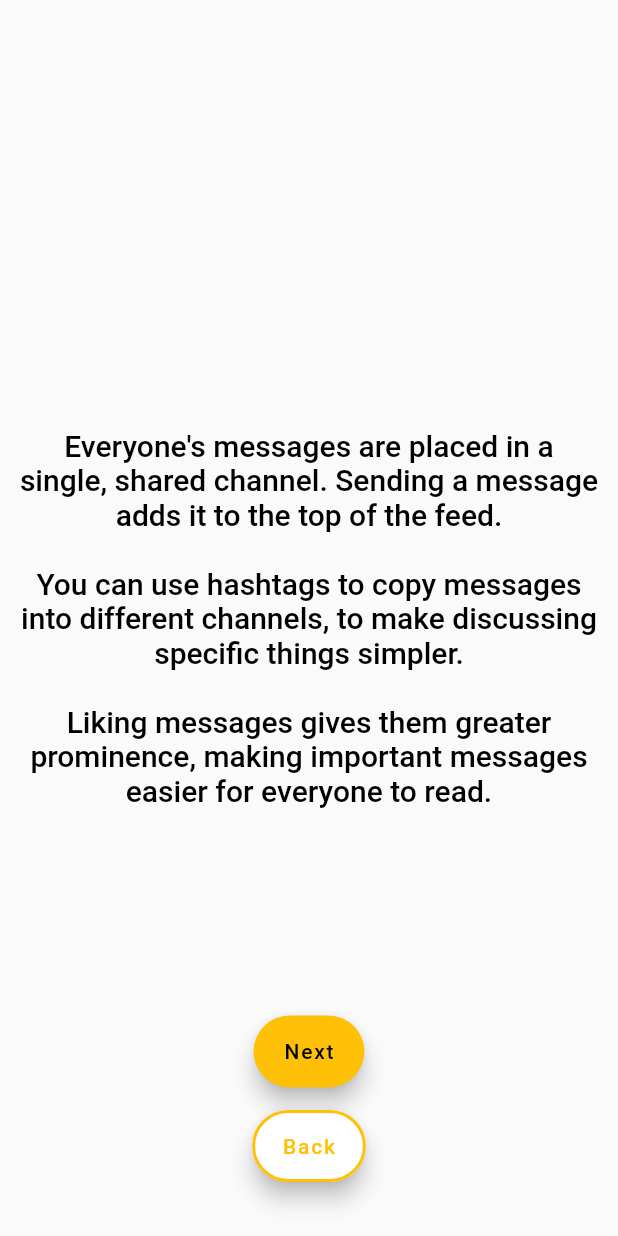
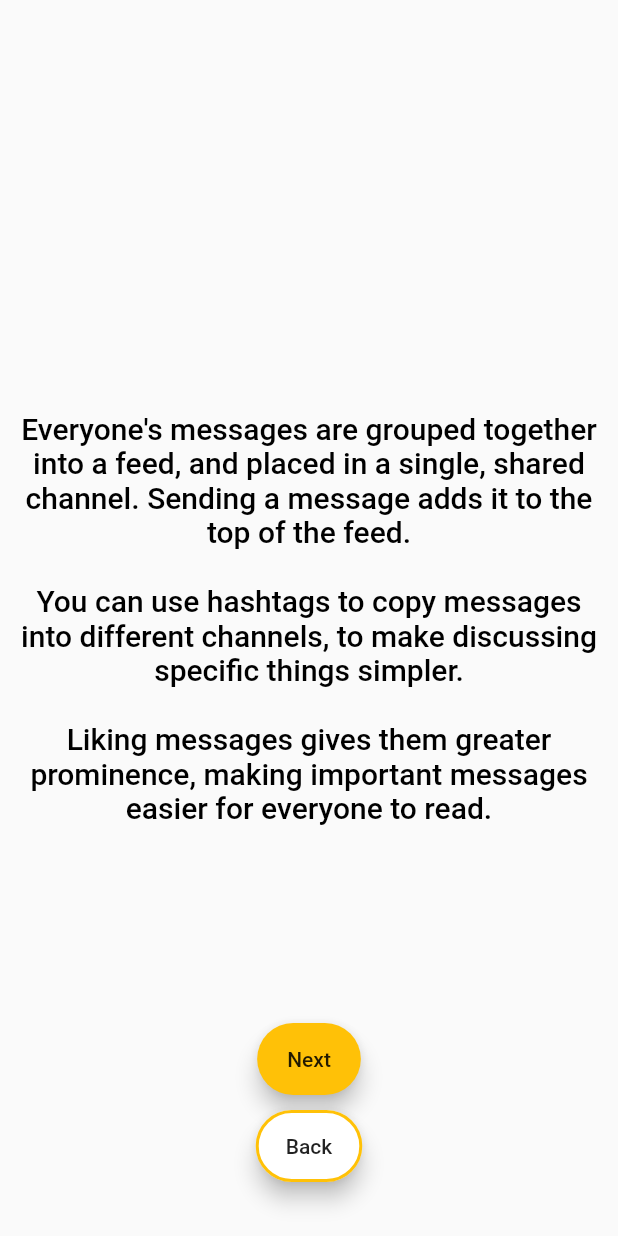
Before and after one commit to declan-davidson/flutter_scuttlebutt, a Flutter app: the screen it shows after launch, swiped to page 4, on a phone screen of 412 x 824 dp. Run offline on Flutter 3.47's test engine with Material 2 defaults, Android fonts, the phone set to English and light mode, and no system bars; our stand-ins replace page_transition, shared_preferences; missing offline and left inert: flutter_displaymode, flutter_muxrpc, flutter_sodium, qr_code_scanner, scuttlebutt_feed, time_elapsed.

Commit message:
Aesthetic changes, app display name updated

```diff
--- a/lib/join_gathering.dart
+++ b/lib/join_gathering.dart
@@ -85,7 +85,7 @@ class _JoinGatheringState extends State<JoinGathering>{
       floatingActionButton: Container(
         width: screenWidth - 30,
         child: FloatingActionButton.extended(
-          label: Text("Hover over a QR code invite\nto join the gathering", textAlign: TextAlign.center,),
+          label: Text("Hover over a QR code invite\nto join the gathering", textAlign: TextAlign.center, style: Theme.of(context).textTheme.labelLarge),
           onPressed: null,
         ),
       ),
@@ -121,7 +121,7 @@ class _JoinGatheringState extends State<JoinGathering>{
                     Container(
                       width: screenWidth - 30,
                       child: FloatingActionButton.extended(
-                        label: Text("Join gathering"),
+                        label: Text("Join gathering", style: Theme.of(context).textTheme.labelLarge),
                         onPressed: () async {
                           await addMessages();
                           widget.setStepCallback(2);
@@ -135,7 +135,7 @@ class _JoinGatheringState extends State<JoinGathering>{
                       child: FloatingActionButton.extended(
                         backgroundColor: Colors.white,
                         foregroundColor: Colors.amber,
-                        label: Text("Try again"),
+                        label: Text("Try again", style: Theme.of(context).textTheme.labelLarge),
                         onPressed: () {
                           qrViewController.resumeCamera();
                           Navigator.pop(context);
--- a/lib/main.dart
+++ b/lib/main.dart
@@ -18,7 +18,7 @@ class MyApp extends StatelessWidget {
       builder: (BuildContext context, AsyncSnapshot<bool> snapshot){
         if(snapshot.hasData){
           return MaterialApp(
-            title: 'Gather',
+            title: 'ToGather',
             theme: ThemeData(
               primarySwatch: Colors.amber,
             ),
@@ -26,7 +26,7 @@ class MyApp extends StatelessWidget {
             initialRoute: snapshot.data! ? "/tutorial" : "/homePage",
             routes: {
               '/homePage': (context) => const HomePage(),
-              '/tutorial': (context) => const Tutorial()
+              '/tutorial': (context) => Tutorial(Theme.of(context))
             },
           );
         }
--- a/lib/post_message_sheet.dart
+++ b/lib/post_message_sheet.dart
@@ -24,7 +24,7 @@ class _PostMessageSheetState extends State<PostMessageSheet>{
       width: screenWidth - 30,
       padding: EdgeInsets.only(left: 2),
       child: FloatingActionButton.extended(
-        label: Text("New message"),
+        label: Text("New message", style: Theme.of(context).textTheme.labelLarge,),
         onPressed: () => showModalBottomSheet(
           isScrollControlled: true,
           constraints: BoxConstraints(maxHeight: double.infinity, maxWidth: screenWidth - 30),
@@ -42,7 +42,7 @@ class _PostMessageSheetState extends State<PostMessageSheet>{
                       Container(
                         width: screenWidth - 30,
                         child: FloatingActionButton.extended(
-                          label: Text("Post message"),
+                          label: Text("Post message", style: Theme.of(context).textTheme.labelLarge),
                           onPressed: () async {
                             _formKey.currentState?.save();
                             if(_message != null){
--- a/lib/tutorial.dart
+++ b/lib/tutorial.dart
@@ -5,7 +5,9 @@ import 'package:flutter_sodium/flutter_sodium.dart';
 import 'dart:convert';
 
 class Tutorial extends StatefulWidget{
-  const Tutorial({Key? key}) : super(key: key);
+  ThemeData theme;
+
+  Tutorial(this.theme, {Key? key}) : super(key: key);
 
   @override
   State<Tutorial> createState() => _TutorialState();
@@ -18,7 +20,7 @@ class _TutorialState extends State<Tutorial>{
 
   @override
   void initState() {
-    buttonProps = { "label": Text("Next"), "color": Colors.amber, "onPressed": nextPage };
+    buttonProps = { "label": Text("Next", style: widget.theme.textTheme.labelLarge), "color": Colors.amber, "onPressed": nextPage };
     getSharedPreferencesInstance();
     super.initState();
   }
@@ -47,9 +49,9 @@ class _TutorialState extends State<Tutorial>{
                 backgroundColor: buttonProps["color"],
                 onPressed: buttonProps["onPressed"],
               ),
-              const Padding(padding: EdgeInsets.only(top: 15)),
+              const Padding(padding: EdgeInsets.only(top: 10)),
               FloatingActionButton.extended(
-                label: Text("Back"),
+                label: Text("Back", style: Theme.of(context).textTheme.labelLarge),
                 onPressed: previousPage,
                 backgroundColor: Colors.white,
                 foregroundColor: Colors.amber,
@@ -67,9 +69,9 @@ class _TutorialState extends State<Tutorial>{
     return [
       createTutorialPage("The strength of public expression is powerful, and is amplified by unity. \n\nGatherings, marches and protests have brought down oppresive governments, improved racial equality and harkened the dawn of modern worker's rights."),
       createTutorialPage("The most effective change comes when many act as one. Communication is key, and it's importance makes it a valuable target for opponents.\n\nMost apps use the internet to work, and so they're all vulnerable to disruption and blocking."),
-      createTutorialPage("Gather is different. It's decentralised, so all your messages stay in the protest and not in the world wide web. Automatic encryption means nobody can intercept what you send and receive.\n\nAll you need to do is join a gathering, and you're able to communicate with security and safety in mind."),
-      createTutorialPage("Everyone's messages are placed in a single, shared channel. Sending a message adds it to the top of the feed.\n\nYou can use hashtags to copy messages into different channels, to make discussing specific things simpler.\n\nLiking messages gives them greater prominence, making important messages easier for everyone to read."),
-      createTutorialPage("Your identity on Gather is transient.\n\nYou don't need to provide any personal information, and you can change it at any time.")
+      createTutorialPage("ToGather is different. It's decentralised, so all your messages stay in the protest and not in the world wide web. Automatic encryption means nobody can intercept what you send and receive.\n\nAll you need to do is join a gathering, and you're able to communicate with security and safety in mind."),
+      createTutorialPage("Everyone's messages are grouped together into a feed, and placed in a single, shared channel. Sending a message adds it to the top of the feed.\n\nYou can use hashtags to copy messages into different channels, to make discussing specific things simpler.\n\nLiking messages gives them greater prominence, making important messages easier for everyone to read."),
+      createTutorialPage("Your identity on ToGather is\nrandom and transient.\n\nYou don't need to provide any personal information, and you can change it at any time.")
     ];
   }
 
@@ -109,7 +111,7 @@ class _TutorialState extends State<Tutorial>{
       controller.nextPage(duration: Duration(milliseconds: 500), curve: Curves.ease);
 
       if(currentPage == 3)
-        buttonProps = { "label": Text("Create identity"), "color": Colors.green, "onPressed": createIdentity };
+        buttonProps = { "label": Text("Create identity", style: Theme.of(context).textTheme.labelLarge), "color": Colors.green, "onPressed": createIdentity };
         setState(() {});
     }
   }
@@ -143,7 +145,7 @@ class _TutorialState extends State<Tutorial>{
 
     if(currentPage >= 1) controller.previousPage(duration: Duration(milliseconds: 500), curve: Curves.ease);
     if(currentPage <= 4){
-      buttonProps = { "label": Text("Next"), "color": Colors.amber, "onPressed": nextPage };
+      buttonProps = { "label": Text("Next", style: Theme.of(context).textTheme.labelLarge), "color": Colors.amber, "onPressed": nextPage };
       setState(() {});
     }
   }
```
Also changed, not shown: 1 other file.
